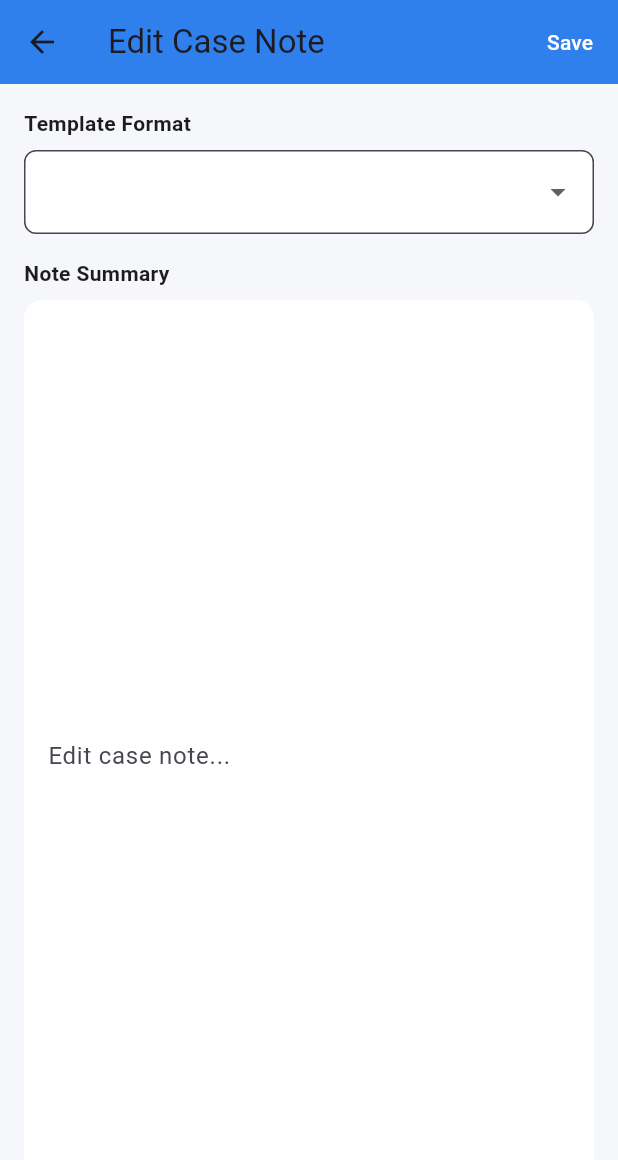
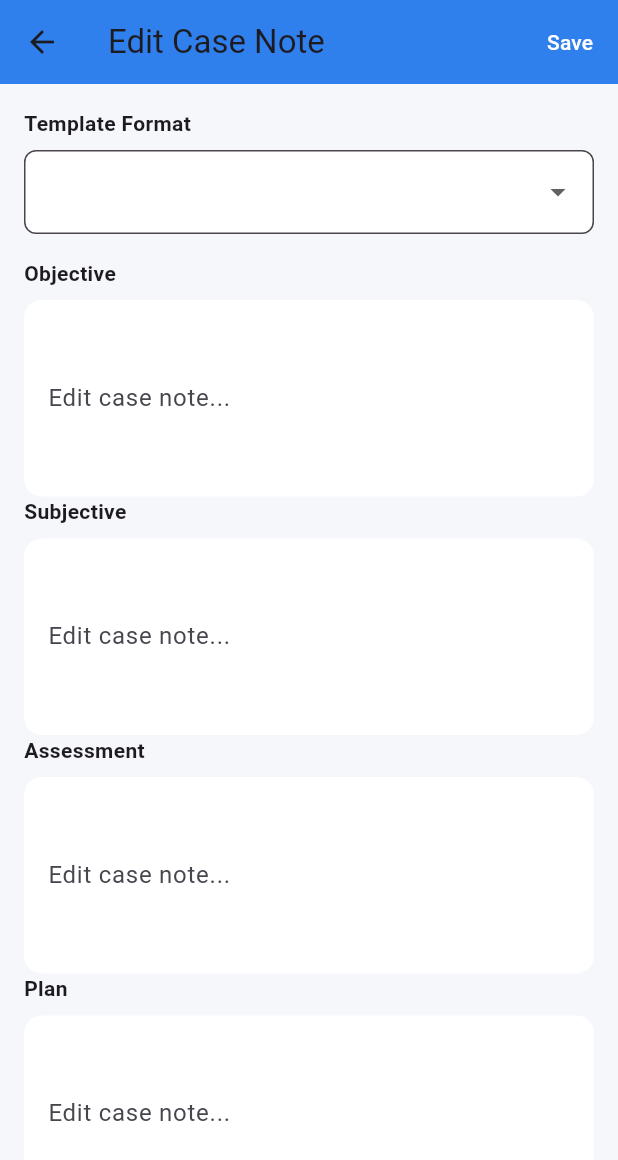
Before and after one commit to VanessaTong/MindNoteAI, a Flutter app: the EditNotePage screen opened directly with empty values, on a phone screen of 412 x 824 dp. Shown: the top 1160 px of the screen. Run offline on Flutter 3.47's test engine with Material 3 defaults, Android fonts, the phone set to English and light mode, and no system bars; our stand-ins replace file_picker; missing offline and left inert: ollama_dart.

Commit message:
add soap

```diff
--- a/lib/models/client.dart
+++ b/lib/models/client.dart
@@ -1,3 +1,5 @@
+import 'dart:convert';
+
 class Client {
   final String name;
   final DateTime nextAppointment;
@@ -17,11 +19,41 @@ class CaseNote {
   DateTime date;
   Duration duration;
   String summary;
+  SoapNote? soapNote;
 
   CaseNote({
     required this.format,
     required this.date,
     required this.duration,
     required this.summary,
+    this.soapNote,
   });
 }
+
+class SoapNote {
+  final String subjective;
+  final String objective;
+  final String assessment;
+  final String plan;
+
+  // Constructor to initialize the fields.
+  SoapNote({
+    required this.subjective,
+    required this.objective,
+    required this.assessment,
+    required this.plan,
+  });
+
+  // Factory constructor to create a SoapNotes object from a JSON map.
+  // This is often called a "factory constructor" or "fromJson" method.
+  factory SoapNote.fromJson(String input) {
+    final Map<String, dynamic> jsonMap = jsonDecode(input);
+
+    return SoapNote(
+      subjective: jsonMap['Subjective'] as String,
+      objective: jsonMap['Objective'] as String,
+      assessment: jsonMap['Assessment'] as String,
+      plan: jsonMap['Plan'] as String,
+    );
+  }
+}
--- a/lib/pages/case_note_detail_page.dart
+++ b/lib/pages/case_note_detail_page.dart
@@ -13,6 +13,10 @@ class EditNotePage extends StatefulWidget {
 
 class _EditNotePageState extends State<EditNotePage> {
   late TextEditingController _summaryController;
+  late TextEditingController _objectiveController;
+  late TextEditingController _subjectiveController;
+  late TextEditingController _assessmentController;
+  late TextEditingController _planController;
   late String _format;
 
   final List<String> formats = ['SOAP', 'DAP'];
@@ -20,7 +24,13 @@ class _EditNotePageState extends State<EditNotePage> {
   @override
   void initState() {
     super.initState();
-    _summaryController = TextEditingController(text: widget.note.summary);
+    _objectiveController =
+        TextEditingController(text: widget.note.soapNote?.objective);
+    _subjectiveController =
+        TextEditingController(text: widget.note.soapNote?.subjective);
+    _assessmentController =
+        TextEditingController(text: widget.note.soapNote?.assessment);
+    _planController = TextEditingController(text: widget.note.soapNote?.plan);
     _format = widget.note.format;
   }
 
@@ -68,11 +78,41 @@ class _EditNotePageState extends State<EditNotePage> {
                       borderRadius: BorderRadius.circular(8))),
             ),
             SizedBox(height: 16),
-            Text('Note Summary', style: TextStyle(fontWeight: FontWeight.bold)),
+            Text('Objective', style: TextStyle(fontWeight: FontWeight.bold)),
             SizedBox(height: 8),
             Expanded(
               child: TextField(
-                controller: _summaryController,
+                controller: _objectiveController,
+                maxLines: null,
+                expands: true,
+                decoration: InputDecoration(hintText: 'Edit case note...'),
+              ),
+            ),
+            Text('Subjective', style: TextStyle(fontWeight: FontWeight.bold)),
+            SizedBox(height: 8),
+            Expanded(
+              child: TextField(
+                controller: _subjectiveController,
+                maxLines: null,
+                expands: true,
+                decoration: InputDecoration(hintText: 'Edit case note...'),
+              ),
+            ),
+            Text('Assessment', style: TextStyle(fontWeight: FontWeight.bold)),
+            SizedBox(height: 8),
+            Expanded(
+              child: TextField(
+                controller: _assessmentController,
+                maxLines: null,
+                expands: true,
+                decoration: InputDecoration(hintText: 'Edit case note...'),
+              ),
+            ),
+            Text('Plan', style: TextStyle(fontWeight: FontWeight.bold)),
+            SizedBox(height: 8),
+            Expanded(
+              child: TextField(
+                controller: _planController,
                 maxLines: null,
                 expands: true,
                 decoration: InputDecoration(hintText: 'Edit case note...'),
--- a/pubspec.yaml
+++ b/pubspec.yaml
@@ -12,10 +12,7 @@ dependencies:
   file_picker: ^10.2.0
   intl: ^0.20.2
   ollama_dart: ^0.2.4
-  llama_cpp_dart: ^0.1.0
   path_provider: ^2.1.3
 
 flutter:
   uses-material-design: true
-  assets:
-  - assets/libllama.so
```
Also changed, not shown: lib/pages/client_detail_page.dart (+18 -25 lines), lib/services/ollama_service.dart (+62 -38 lines), pubspec.lock.
